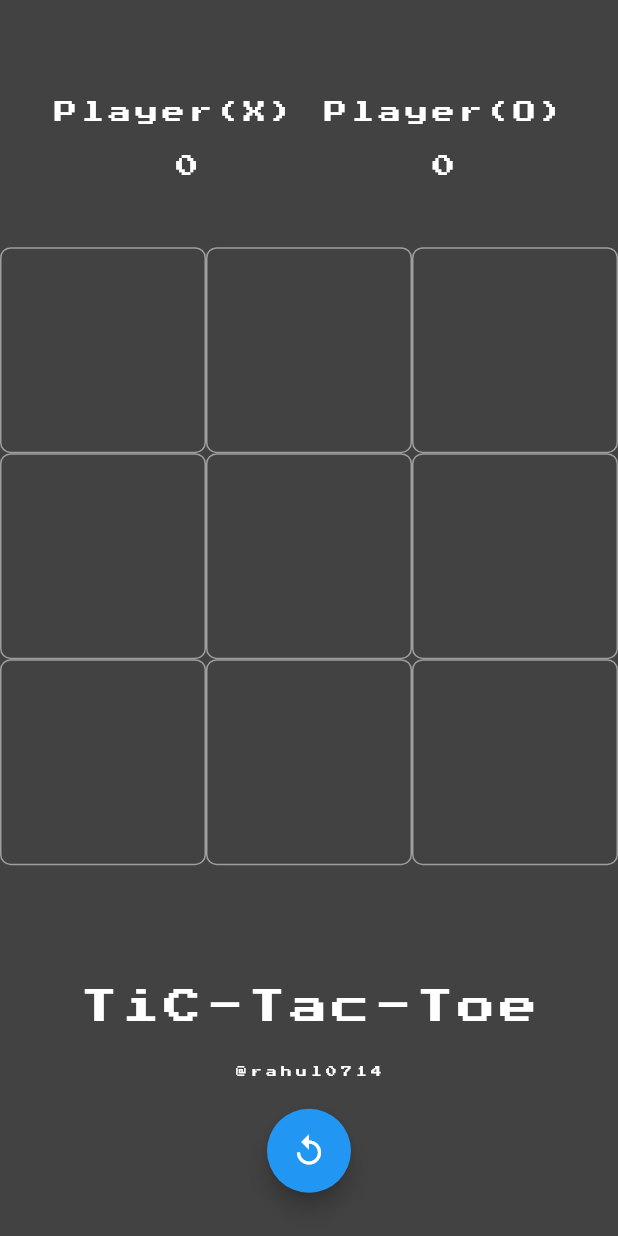
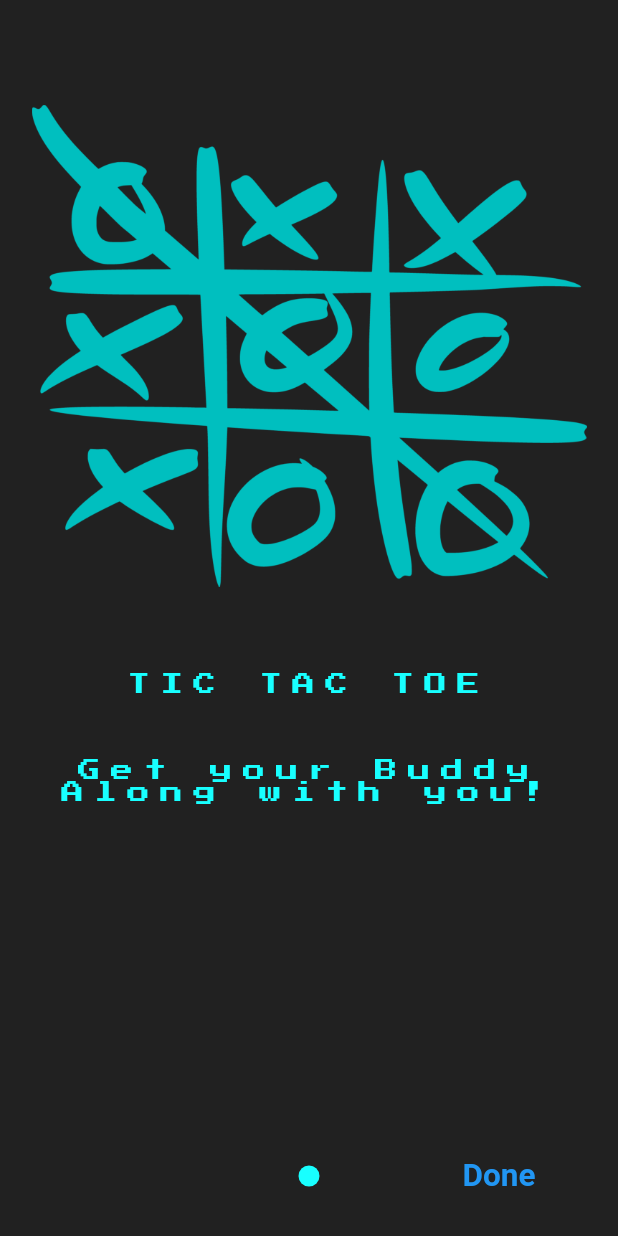
Before and after one commit to Rahul0714/TicTacToe, a Flutter app: the screen it shows after launch, on a phone screen of 412 x 824 dp. Run offline on Flutter 3.47's test engine with Material 2 defaults, Android fonts, the phone set to English and light mode, and no system bars; drawn by our look-alikes of introduction_screen; our stand-ins replace google_fonts.

```diff
--- a/lib/homePage.dart
+++ b/lib/homePage.dart
@@ -123,7 +123,7 @@ class _HomePageState extends State<HomePage> {
   @override
   Widget build(BuildContext context) {
     return Scaffold(
-      backgroundColor: Colors.grey[800],
+      backgroundColor: Colors.grey[900],
       body: Column(
         children: [
           Expanded(
@@ -186,7 +186,7 @@ class _HomePageState extends State<HomePage> {
                 Text("TiC-Tac-Toe", style: myFont),
                 Padding(
                   padding: const EdgeInsets.fromLTRB(0, 27, 0, 0),
-                  child: Text("@rahul0714", style: myName),
+                  child: Text("To Reset the Scorboard", style: myName),
                 ),
                 Padding(
                   padding: const EdgeInsets.fromLTRB(0, 21, 0, 0),
--- a/lib/main.dart
+++ b/lib/main.dart
@@ -1,5 +1,6 @@
 import 'package:flutter/material.dart';
 import 'package:google_fonts/google_fonts.dart';
+import 'package:introduction_screen/introduction_screen.dart';
 
 import 'homePage.dart';
 
@@ -14,7 +15,69 @@ class MyApp extends StatelessWidget {
   Widget build(BuildContext context) {
     return const MaterialApp(
       debugShowCheckedModeBanner: false,
-      home: HomePage(),
+      home: MyStart(),
     );
   }
 }
+
+class MyStart extends StatefulWidget {
+  const MyStart({super.key});
+
+  @override
+  State<MyStart> createState() => _MyStartState();
+}
+
+class _MyStartState extends State<MyStart> {
+  @override
+  Widget build(BuildContext context) {
+    var myWhiteFont = GoogleFonts.pressStart2p(
+        textStyle: const TextStyle(
+            color: Colors.cyanAccent, letterSpacing: 7, fontSize: 15));
+    return IntroductionScreen(
+      dotsDecorator: const DotsDecorator(
+          activeColor: Colors.cyanAccent, activeSize: Size.fromRadius(7)),
+      doneStyle:
+          ButtonStyle(textStyle: MaterialStateProperty.resolveWith((states) {
+        return const TextStyle(
+            color: Colors.cyanAccent,
+            fontSize: 21,
+            fontWeight: FontWeight.bold);
+      })
+              // backgroundColor: MaterialStateProperty.resolveWith((states) {
+              //   // If the button is pressed, return green, otherwise blue
+              //   if (states.contains(MaterialState.pressed)) {
+              //     return Colors.green;
+              //   }
+              //   return Colors.blue;
+              // }),
+              ),
+      globalBackgroundColor: Colors.grey[900],
+      pages: [
+        PageViewModel(
+          decoration: PageDecoration(
+            safeArea: 0,
+            pageColor: Colors.grey[900],
+            titleTextStyle: myWhiteFont,
+            bodyTextStyle: myWhiteFont,
+            fullScreen: false,
+            imagePadding: const EdgeInsets.all(21.0),
+            titlePadding: const EdgeInsets.fromLTRB(0, 21, 0, 21),
+            bodyPadding: const EdgeInsets.fromLTRB(0, 21, 0, 21),
+          ),
+          title: "TIC TAC TOE",
+          body: "Get your Buddy Along with you!",
+          image: Padding(
+            padding: const EdgeInsets.fromLTRB(0, 35, 0, 0),
+            child: Image.asset("lib/img/tictactoe.png"),
+          ),
+        )
+      ],
+      showNextButton: false,
+      done: const Text("Done"),
+      onDone: () {
+        Navigator.push(
+            context, MaterialPageRoute(builder: (context) => const HomePage()));
+      },
+    );
+  }
+}
--- a/pubspec.yaml
+++ b/pubspec.yaml
@@ -33,6 +33,7 @@ dependencies:
       url: https://github.com/apgapg/avatar_glow
       ref: master
   google_fonts: ^4.0.3
+  introduction_screen: ^3.1.7
   flutter:
     sdk: flutter
 
@@ -63,7 +64,7 @@ flutter:
 
   # To add assets to your application, add an assets section, like this:
   assets:
-    - lib/img/tictactoe.jpg
+    - lib/img/tictactoe.png
   #   - images/a_dot_ham.jpeg
 
   # An image asset can refer to one or more resolution-specific "variants", see
```
Also changed, not shown: lib/img/tictactoe.jpg (deleted), lib/img/tictactoe.png (added), pubspec.lock.
